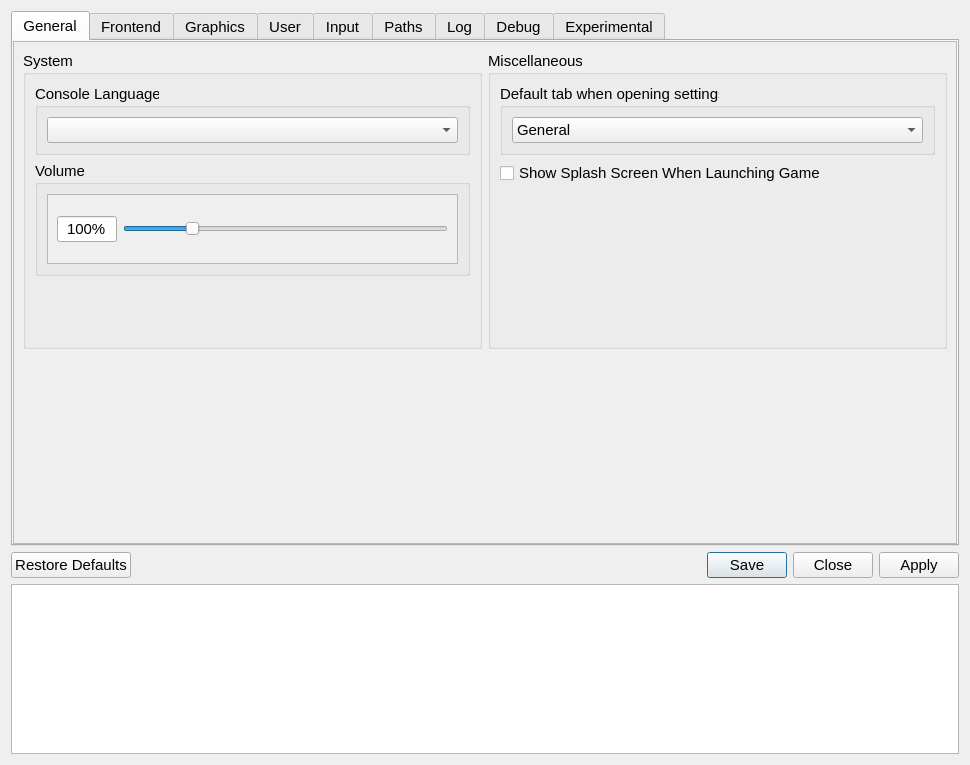
This is src/qt_gui/settings_dialog.ui in shadps4-emu/shadPS4 as Qt 5 draws it before an edit. The edited form follows.
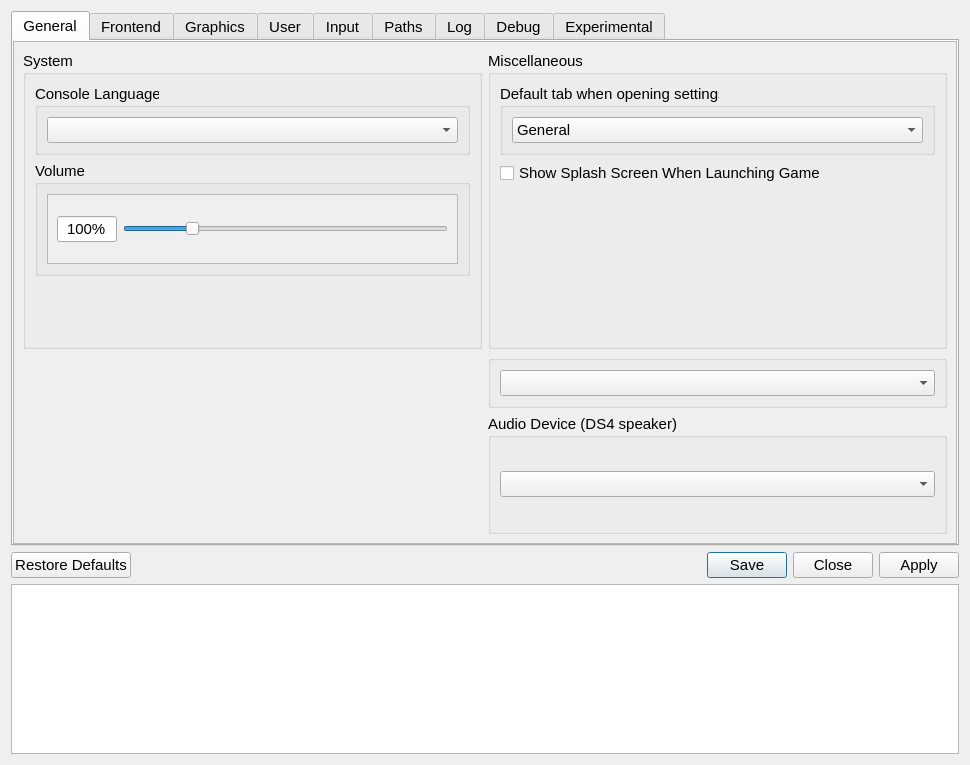
This is the edited form. The open tabs and pages were chosen to show the change. Icons and pictures are not drawn.

The edit to the form file:
```diff
--- a/src/qt_gui/settings_dialog.ui
+++ b/src/qt_gui/settings_dialog.ui
@@ -77,7 +77,7 @@
          <x>0</x>
          <y>0</y>
          <width>946</width>
-         <height>501</height>
+         <height>536</height>
         </rect>
        </property>
        <layout class="QVBoxLayout" name="generalTabVLayout" stretch="0">
@@ -381,6 +381,30 @@
             </item>
            </layout>
           </item>
+          <item row="1" column="2">
+           <widget class="QGroupBox" name="GenAudioGroupBox">
+            <property name="title">
+            </property>
+             <string>Audio Device (general)</string>
+            <layout class="QVBoxLayout" name="verticalLayout_5">
+             <item>
+              <widget class="QComboBox" name="GenAudioComboBox"/>
+             </item>
+            </layout>
+           </widget>
+          </item>
+          <item row="2" column="2">
+           <widget class="QGroupBox" name="DsSpeakerGroupBox">
+            <property name="title">
+             <string>Audio Device (DS4 speaker)</string>
+            </property>
+            <layout class="QVBoxLayout" name="verticalLayout_6">
+             <item>
+              <widget class="QComboBox" name="DsAudioComboBox"/>
+             </item>
+            </layout>
+           </widget>
+          </item>
          </layout>
         </item>
        </layout>
```
Left out of the diff: 10 changed lines with no effect on the pictures.
